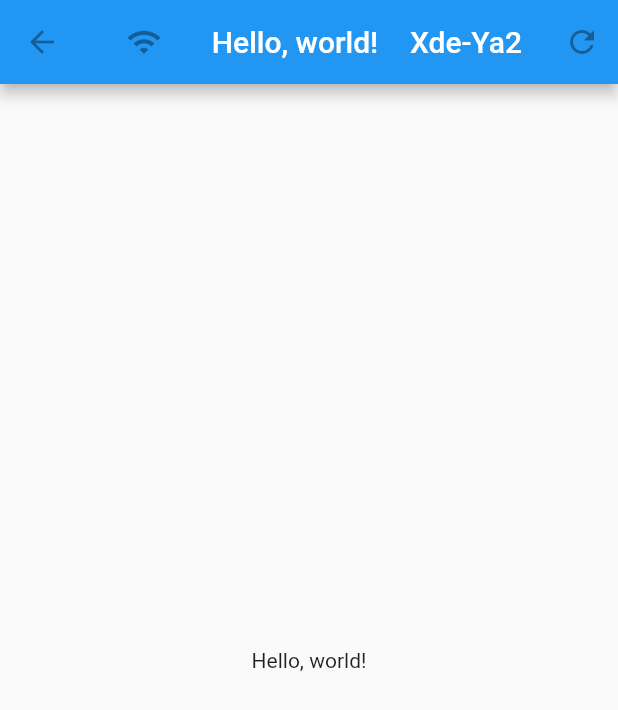
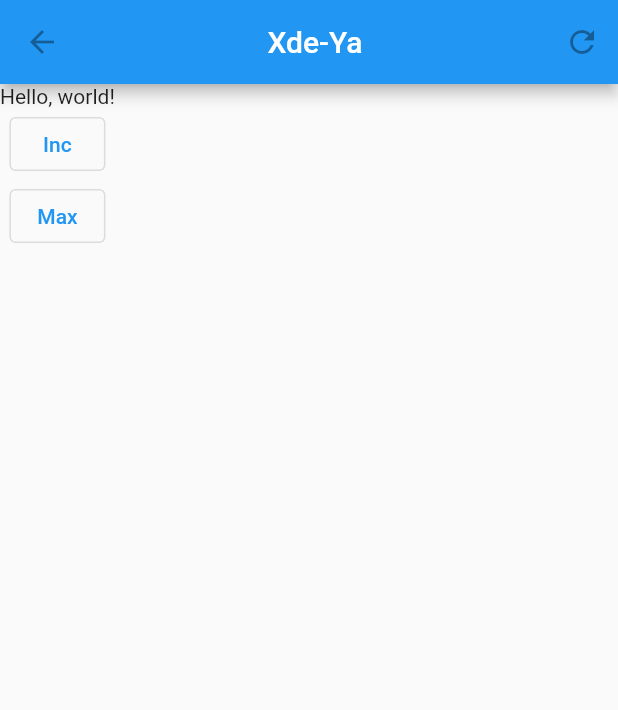
Before and after one commit to cliffanet/xdeya-app, a Flutter app: the screen it shows after launch, on a phone screen of 412 x 824 dp. Shown: the top 710 px of the screen. Run offline on Flutter 3.47's test engine with Material 2 defaults, Android fonts, the light colour scheme and no system bars; our stand-ins replace loading_animation_widget.

Commit message:
заготовка интерфейса

```diff
--- /dev/null
+++ b/lib/core.dart
@@ -0,0 +1,24 @@
+
+import 'dart:developer' as developer;
+
+var app = CoreClass();
+
+class CoreClass {
+    int _progr_max = 0;
+    int _progr_val = 0;
+    void Function() _reloadTitleBar = () => {};
+
+    int get progmax => _progr_max;
+    set progmax(int max) {
+        _progr_max = max;
+        _reloadTitleBar();
+    }
+    int get progval => _progr_val;
+    set progval(int val) {
+        _progr_val = val;
+        _reloadTitleBar();
+        developer.log('log me: $_progr_val ($val)');
+    }
+
+    set reloadTitleBar(void Function() func) => _reloadTitleBar = func;
+}
--- a/lib/main.dart
+++ b/lib/main.dart
@@ -1,5 +1,6 @@
 import 'package:flutter/material.dart';
 import 'titlebar.dart';
+import 'core.dart';
 
 void main() {
     runApp(MaterialApp(
@@ -12,7 +13,10 @@ class XdeYaApp extends StatelessWidget {
     @override
     Widget build(BuildContext context) {
         return Scaffold(
-            appBar: TitleBar(),
+            appBar: PreferredSize(
+                preferredSize: const Size(double.infinity, kToolbarHeight), // here the desired height
+                child: TitleBar()
+            ),
             /*
             AppBar(
                 leading: const IconButton(
@@ -31,9 +35,23 @@ class XdeYaApp extends StatelessWidget {
             ),
             */
             // body - это большая часть экрана.
-            body: const Center(
-                child: Text('Hello, world!'),
-            ),
+            body: Column(
+                    children: <Widget>[
+                        Text('Hello, world!'),
+                        OutlinedButton(
+                            child: Text("Inc"),
+                            onPressed: () {
+                                app.progval ++;
+                            }
+                        ),
+                        OutlinedButton(
+                            child: Text("Max"),
+                            onPressed: () {
+                                app.progmax ++;
+                            }
+                        ),
+                    ]
+                ),
         );
     }
 }
--- a/lib/titlebar.dart
+++ b/lib/titlebar.dart
@@ -1,27 +1,66 @@
 import 'package:flutter/material.dart';
+import 'package:loading_animation_widget/loading_animation_widget.dart';
+import 'core.dart';
 
-class TitleBar extends AppBar {
-    TitleBar() : super(
+class TitleBar extends StatefulWidget {
+
+  TitleBar({super.key});
+
+  @override
+  _TitleBarState createState() => _TitleBarState();
+}
+
+
+class _TitleBarState extends State<TitleBar> {
+    _TitleBarState() : super() {
+        app.reloadTitleBar = () => { setState(() => {}) };
+    }
+
+    @override
+    Widget build(BuildContext context) {
+        List<Widget> row = [
+            const Expanded(child: Text('Xde-Ya', textAlign: TextAlign.center))
+        ];
+
+        if ((app.progmax > 0) && (app.progval >= 0) && (app.progval <= app.progmax)) {
+            row.insert(0,
+                SizedBox(
+                    width: 150,
+                    child: LinearProgressIndicator(
+                            value: app.progval / app.progmax,
+                            minHeight: 10,
+                            color: Colors.green,
+                    )
+                )
+            );
+        }
+        else
+        if (app.progval != 0) {
+            row.insert(0,
+                LoadingAnimationWidget.horizontalRotatingDots(
+                    color: Colors.white,
+                    size: 20,
+                )
+            );
+        }
+
+        if (false) {
+            row.insert(0,
+                const IconButton(
+                    icon: Icon(Icons.wifi),
+                    tooltip: 'Navigation menu',
+                    onPressed: null,
+                ),
+            );
+        }
+
+        return AppBar(
             leading: const IconButton(
                 icon: Icon(Icons.arrow_back),
                 tooltip: 'Назад',
                 onPressed: null,
             ),
-                title: Row(
-                    children: [
-                        const IconButton(
-                            icon: Icon(Icons.wifi),
-                            tooltip: 'Navigation menu',
-                            onPressed: null,
-                        ),
-                        Expanded(
-                            child: Center(
-                                child: Text('Hello, world!'),
-                            ),
-                        ),
-                        Text('Xde-Ya2'),
-                    ]
-                ),
+            title: Row(children: row),
             actions: const <Widget>[
                 IconButton(
                     icon: Icon(Icons.refresh),
@@ -31,3 +70,4 @@ class TitleBar extends AppBar {
             ],
         );
     }
+}
--- a/pubspec.yaml
+++ b/pubspec.yaml
@@ -37,6 +37,7 @@ dependencies:
   # Use with the CupertinoIcons class for iOS style icons.
   cupertino_icons: ^1.0.2
   webview_flutter: ^3.0.4
+  loading_animation_widget: ^1.2.0+3
 
 dev_dependencies:
   flutter_test:
```
Lines whose indentation alone changed are shown as unchanged.
